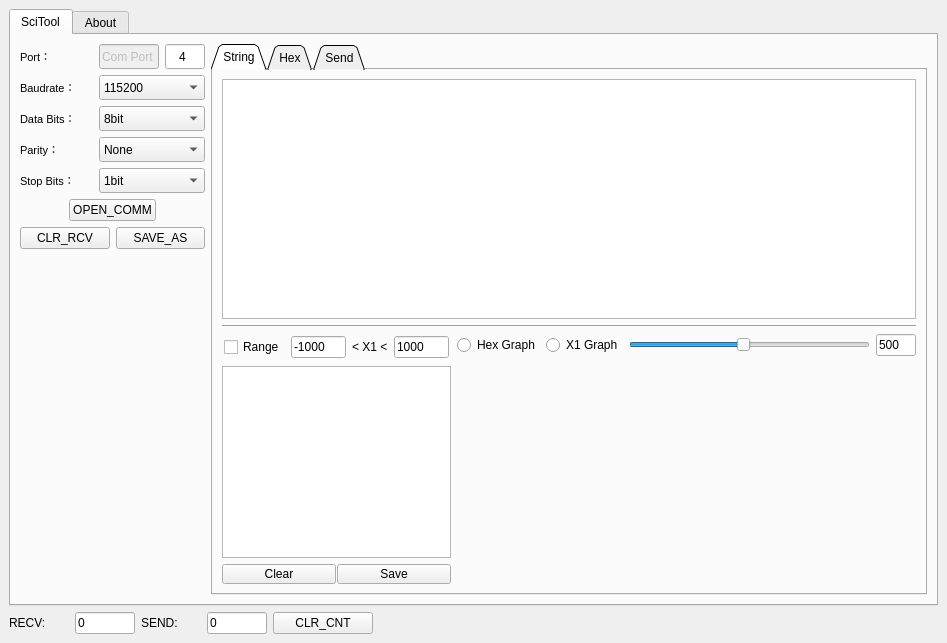
Old version of the form Chap 03-Tech/03.020-Python/uart_tool/sci_tool.ui in the repository Edlward/LifeBook.
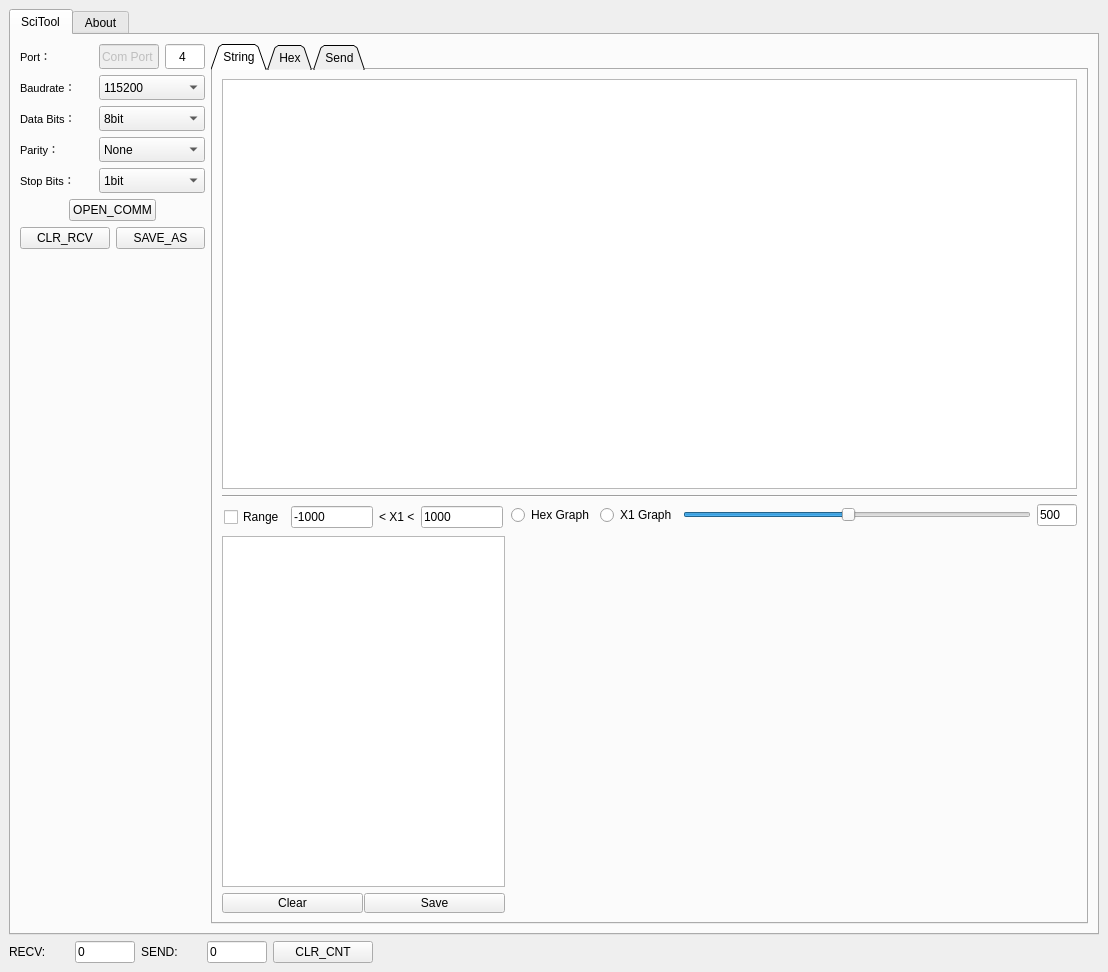
New version of the form. Icons and pictures are not drawn.

What changed in the file:
```diff
--- a/Chap 03-Tech/03.020-Python/uart_tool/sci_tool.ui
+++ b/Chap 03-Tech/03.020-Python/uart_tool/sci_tool.ui
@@ -6,8 +6,8 @@
    <rect>
     <x>0</x>
     <y>0</y>
-    <width>947</width>
-    <height>643</height>
+    <width>1108</width>
+    <height>972</height>
    </rect>
   </property>
   <property name="sizePolicy">
```
Left out of the diff: 2 changed lines with no effect on the pictures.
